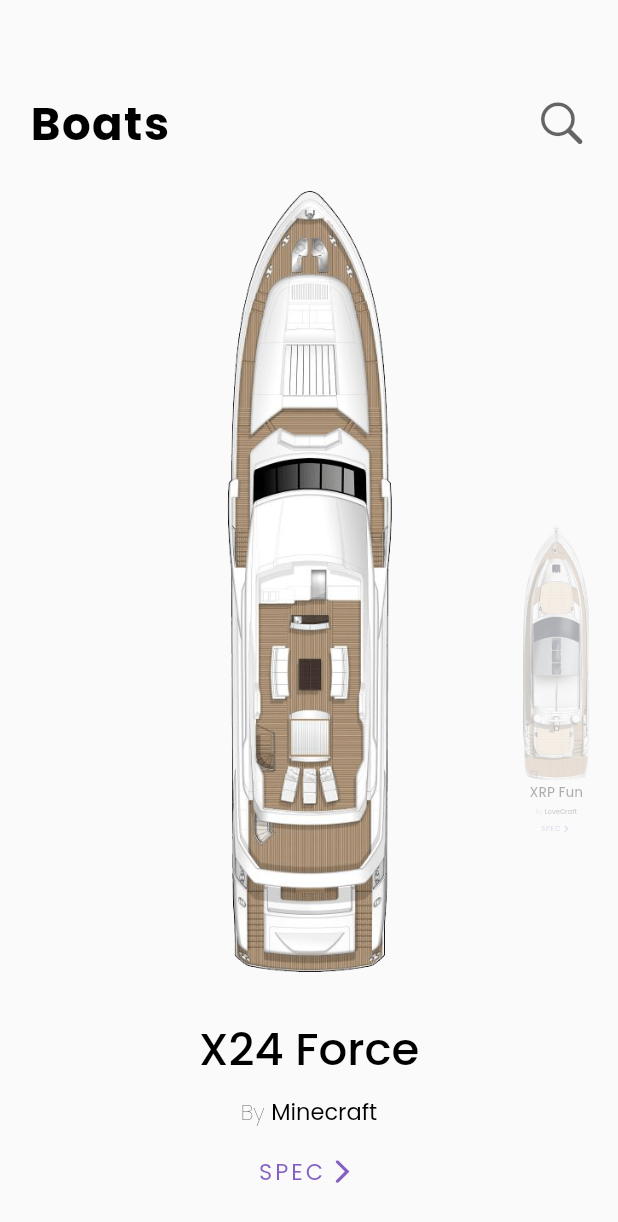
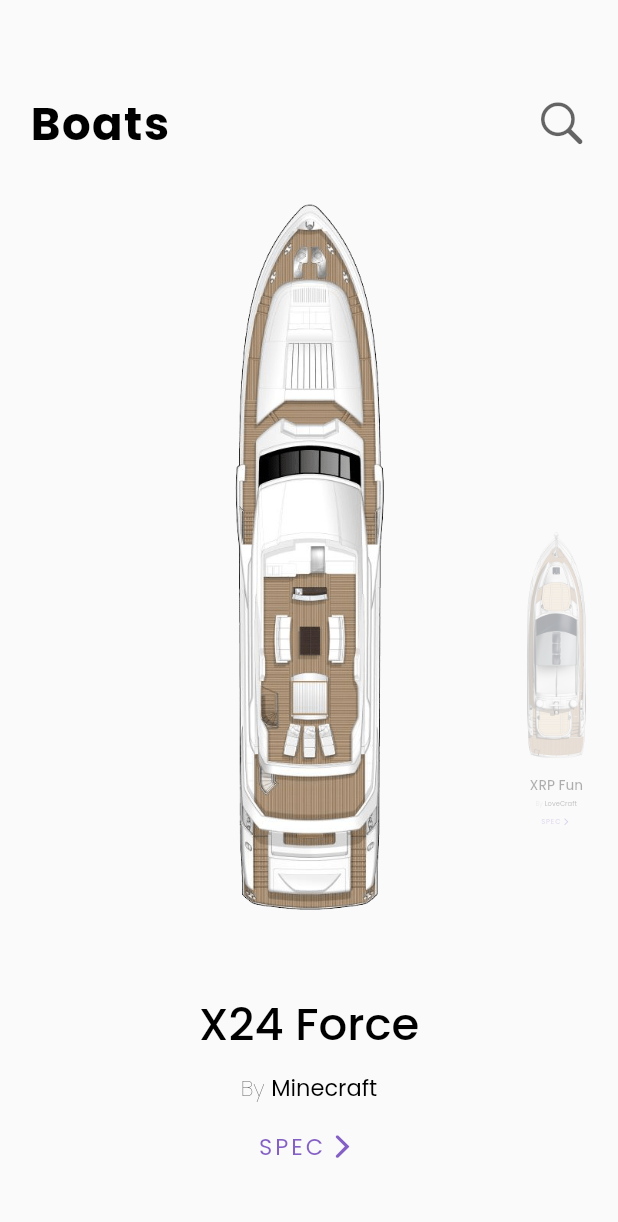
Before and after one commit to aayman97/boat_carousel_using_flutter, a Flutter app: the screen it shows after launch, on a phone screen of 412 x 824 dp. Shown: the top 1222 px of the screen. Run offline on Flutter 3.47's test engine with Material 2 defaults, Android fonts, the phone set to English and light mode, and no system bars; our stand-ins replace google_fonts.

Commit message:
Changed the height of the images

```diff
--- a/lib/Screens/homepage.dart
+++ b/lib/Screens/homepage.dart
@@ -89,7 +89,7 @@ class _HomePageState extends State<HomePage> {
 
                   double result = (_page - index)+1;
                   double values = (  (-0.7*(result*result))+ (1.4*result) +0.3  );
-                  print(values);
+
                   return Transform.translate(
                     offset: Offset(0,-19),
                     child: Transform.scale(
@@ -113,7 +113,7 @@ class _HomePageState extends State<HomePage> {
 
                                 child: Image.asset(
                                   boats[index].image,
-                                  height: height * 0.69,
+                                  height: height * 0.61,
 
                                   fit: BoxFit.contain,
                                 ),
```
Also changed, not shown: 7 other files.
